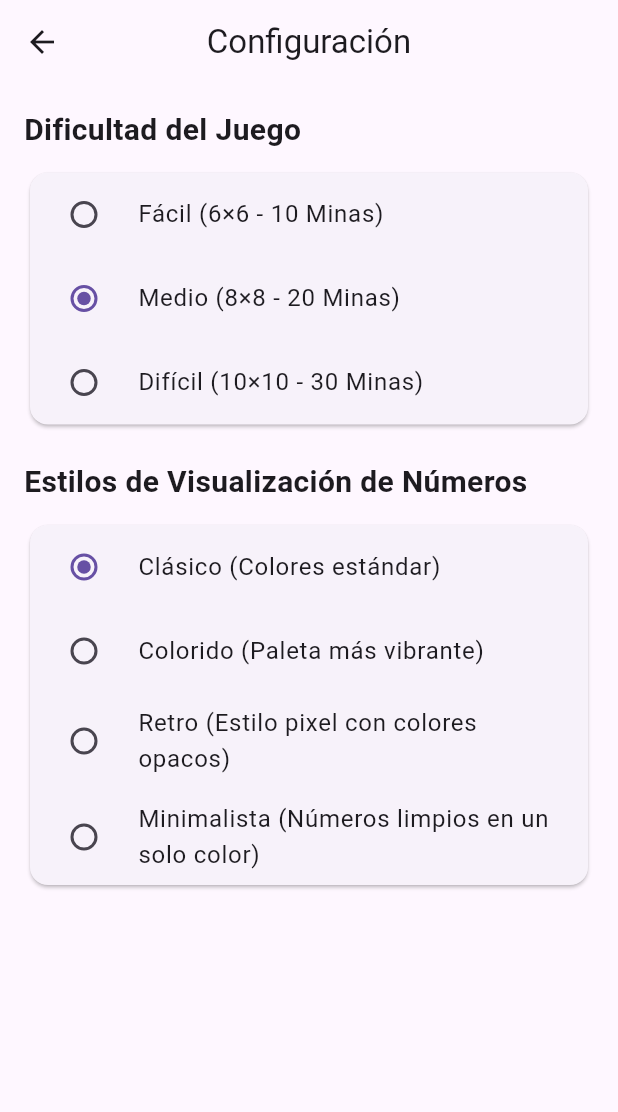
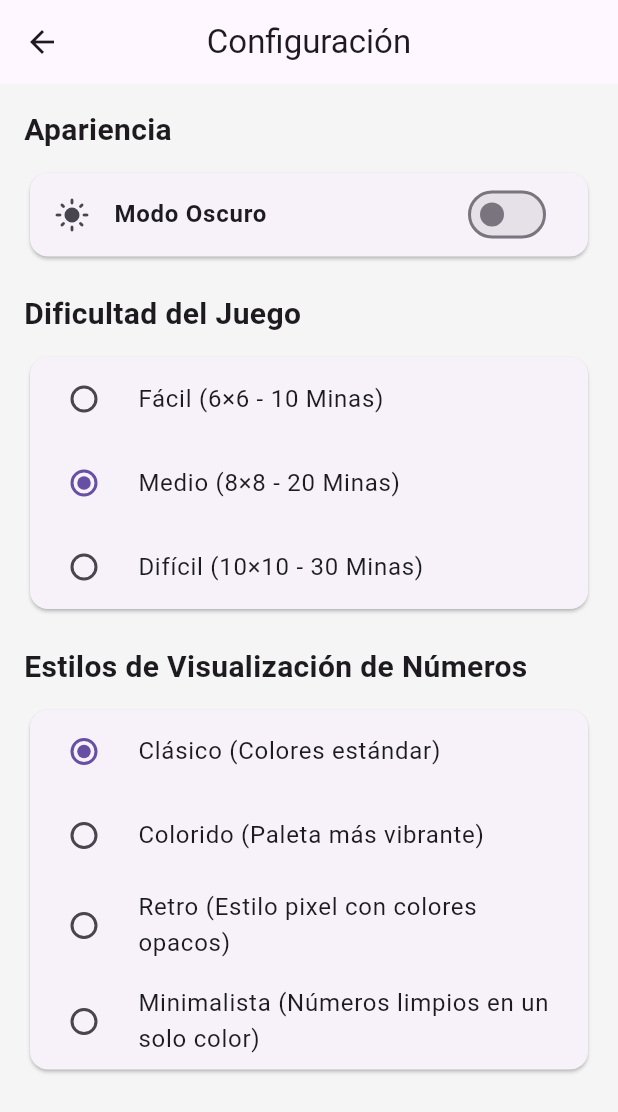
Before and after one commit to Carolinadib/Microproyecto-Sistemas-de-Informacion, a Flutter app: the screen it shows after launch, after a tap on "⚙️ Configuración", on a phone screen of 412 x 824 dp. Shown: the top 1112 px of the screen. Run offline on Flutter 3.47's test engine with Material 3 defaults, Android fonts, the phone set to English and light mode, and no system bars; our stand-ins replace animate_do, shared_preferences.

Commit message:
feat: implementado boton de modo claro/oscuro con persistencia local

```diff
--- a/lib/main.dart
+++ b/lib/main.dart
@@ -1,13 +1,20 @@
 import 'package:flutter/material.dart';
-import 'package:flutter/services.dart'; // 1. Añadimos los servicios de Flutter
+import 'package:shared_preferences/shared_preferences.dart';
+// Asegúrate de importar tus pantallas correctamente aquí:
 import 'screens/splash_screen.dart';
 
-void main() {
-  // 2. Nos aseguramos de que Flutter esté inicializado antes de pedirle cambios al sistema
+// 1. Creamos un notificador global que toda la app puede escuchar
+final ValueNotifier<ThemeMode> themeNotifier = ValueNotifier(ThemeMode.light);
+
+void main() async {
+  // 2. Nos aseguramos de que Flutter esté listo antes de leer las preferencias
   WidgetsFlutterBinding.ensureInitialized();
 
-  // 3. Apagamos el menú de clic derecho del navegador
-  BrowserContextMenu.disableContextMenu();
+  final prefs = await SharedPreferences.getInstance();
+  final isDark = prefs.getBool('isDarkMode') ?? false;
+
+  // Asignamos el tema inicial basado en lo que guardó el usuario
+  themeNotifier.value = isDark ? ThemeMode.dark : ThemeMode.light;
 
   runApp(const BuscaminasApp());
 }
@@ -17,19 +24,37 @@ class BuscaminasApp extends StatelessWidget {
 
   @override
   Widget build(BuildContext context) {
+    // 3. ValueListenableBuilder reconstruye la app cada vez que el notificador cambia
+    return ValueListenableBuilder<ThemeMode>(
+      valueListenable: themeNotifier,
+      builder: (_, ThemeMode currentMode, __) {
         return MaterialApp(
-      title: 'Buscaminas',
+          title: 'Buscaminas PWA',
           debugShowCheckedModeBanner: false,
-      themeMode: ThemeMode.system, // Tema automático
+
+          // Configuración de los colores del Modo Claro
           theme: ThemeData(
             brightness: Brightness.light,
             primarySwatch: Colors.blue,
+            scaffoldBackgroundColor: Colors.grey[100],
+            cardColor: Colors.white,
+            useMaterial3: true,
           ),
+
+          // Configuración de los colores del Modo Oscuro
           darkTheme: ThemeData(
             brightness: Brightness.dark,
-        primarySwatch: Colors.indigo,
+            primarySwatch: Colors.blue,
+            scaffoldBackgroundColor: Colors.grey[900],
+            cardColor: Colors.grey[800],
+            useMaterial3: true,
           ),
-      home: const SplashScreen(),
+
+          // 4. Aquí aplicamos el tema que el usuario eligió
+          themeMode: currentMode,
+          home: const SplashScreen(), // Cambia esto si tu primera pantalla se llama distinto
+        );
+      },
     );
   }
 }
--- a/lib/screens/main_menu_screen.dart
+++ b/lib/screens/main_menu_screen.dart
@@ -11,7 +11,7 @@ class MainMenuScreen extends StatelessWidget {
   @override
   Widget build(BuildContext context) {
     return Scaffold(
-      backgroundColor: Colors.blueGrey[50], // Fondo claro del menú
+      backgroundColor: Theme.of(context).scaffoldBackgroundColor, // Fondo claro del menú
       body: Center(
         child: Column(
           mainAxisAlignment: MainAxisAlignment.center,
--- a/lib/screens/settings_screen.dart
+++ b/lib/screens/settings_screen.dart
@@ -1,5 +1,6 @@
 import 'package:flutter/material.dart';
 import 'package:shared_preferences/shared_preferences.dart';
+import '../main.dart';
 
 class SettingsScreen extends StatefulWidget {
   const SettingsScreen({super.key});
@@ -57,6 +58,32 @@ class _SettingsScreenState extends State<SettingsScreen> {
         child: Column(
           crossAxisAlignment: CrossAxisAlignment.start,
           children: [
+            const Text(
+              'Apariencia',
+              style: TextStyle(fontSize: 20, fontWeight: FontWeight.bold),
+            ),
+            const SizedBox(height: 10),
+            Card(
+              child: ValueListenableBuilder<ThemeMode>(
+                valueListenable: themeNotifier,
+                builder: (_, ThemeMode currentMode, __) {
+                  bool isDarkMode = currentMode == ThemeMode.dark;
+                  return SwitchListTile(
+                    title: const Text('Modo Oscuro', style: TextStyle(fontWeight: FontWeight.bold)),
+                    secondary: Icon(isDarkMode ? Icons.dark_mode : Icons.light_mode),
+                    value: isDarkMode,
+                    onChanged: (value) async {
+                      // Cambiamos el tema en toda la app instantáneamente
+                      themeNotifier.value = value ? ThemeMode.dark : ThemeMode.light;
+                      // Guardamos la decisión para la próxima vez
+                      final prefs = await SharedPreferences.getInstance();
+                      await prefs.setBool('isDarkMode', value);
+                    },
+                  );
+                },
+              ),
+            ),
+            const SizedBox(height: 20),
             const Text(
               'Dificultad del Juego',
               style: TextStyle(fontSize: 20, fontWeight: FontWeight.bold),
```
Lines whose indentation alone changed are shown as unchanged.
